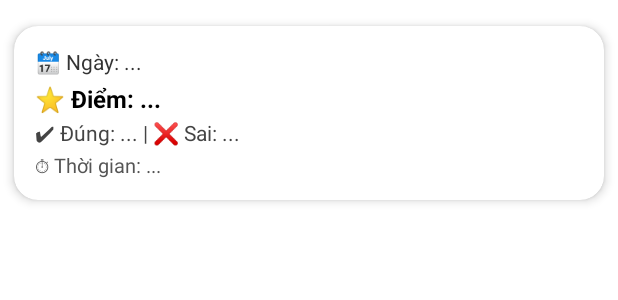
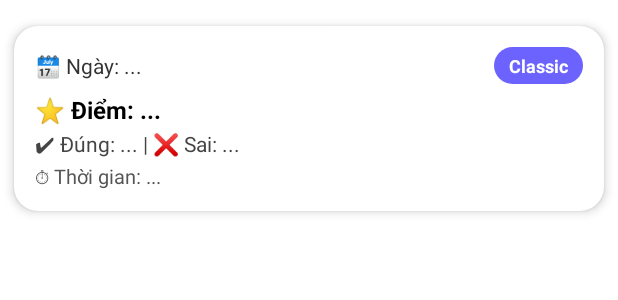
Before and after one commit to dsdsluc/QuizGame, an Android app: the layout item_match_history.xml on its own in the app's theme, with its tools: preview values and no code run, on a phone screen of 412 x 824 dp. Shown: the top 300 px of the screen. Run offline under Robolectric (Android 15) with nearby library versions, the phone set to English and light mode, and no system bars.

Commit message:
finshing match_history

```diff
--- a/app/src/main/java/com/example/quizgame/MainActivity.java
+++ b/app/src/main/java/com/example/quizgame/MainActivity.java
@@ -31,8 +31,6 @@ public class MainActivity extends AppCompatActivity {
 
     private AuthHelper authHelper;
     private String selectedMode = "Cơ bản";
-
-
 
 
     @Override
@@ -150,5 +148,4 @@ public class MainActivity extends AppCompatActivity {
             }
         });
     }
-
 }
--- a/app/src/main/java/com/example/quizgame/ResultPage.java
+++ b/app/src/main/java/com/example/quizgame/ResultPage.java
@@ -86,7 +86,6 @@ public class ResultPage extends AppCompatActivity {
 // Nút Thoát -> thoát app
         btnExit.setOnClickListener(v -> {
             finishAffinity(); // Đóng toàn bộ activity và thoát app
-            System.exit(0);   // Thoát hoàn toàn tiến trình (optional)
         });
 
         // Hiển thị leaderboard
@@ -97,6 +96,7 @@ public class ResultPage extends AppCompatActivity {
     }
 
     private void showLeaderboardNeighbors() {
+        if (FirebaseAuth.getInstance().getCurrentUser() == null) return;
         String currentUid = FirebaseAuth.getInstance().getCurrentUser().getUid();
 
         usersRef.get().addOnSuccessListener(snapshot -> {
@@ -156,7 +156,7 @@ public class ResultPage extends AppCompatActivity {
                 .spread(360) // tỏa tròn
                 .angle(Angle.TOP) // bắn từ trên xuống
                 .position(new Position.Relative(0.5, 0.3)) // vị trí giữa màn hình
-                .colors(Arrays.asList(0xfce18a, 0xff726d, 0xf4306d, 0xb48def))
+                .colors(Arrays.asList(0xFFFCE18A, 0xFFFF726D, 0xFFF4306D, 0xFFB48DEF))
                 .build();
 
         konfettiView.start(party);
--- /dev/null
+++ b/app/src/main/res/drawable/bg_mode_badge.xml
@@ -0,0 +1,5 @@
+<?xml version="1.0" encoding="utf-8"?>
+<shape xmlns:android="http://schemas.android.com/apk/res/android" android:shape="rectangle">
+    <solid android:color="#FF6C63FF"/> <!-- màu mặc định -->
+    <corners android:radius="999dp"/>
+</shape>
--- /dev/null
+++ b/app/src/main/res/drawable/bg_mode_badge_survival.xml
@@ -0,0 +1,5 @@
+<?xml version="1.0" encoding="utf-8"?>
+<shape xmlns:android="http://schemas.android.com/apk/res/android" android:shape="rectangle">
+    <solid android:color="#FF2BB673"/> <!-- xanh lá -->
+    <corners android:radius="999dp"/>
+</shape>
--- a/app/src/main/res/layout/item_match_history.xml
+++ b/app/src/main/res/layout/item_match_history.xml
@@ -16,13 +16,37 @@
         android:orientation="vertical"
         android:padding="14dp">
 
-        <TextView
-            android:id="@+id/tvDate"
-            android:layout_width="wrap_content"
+        <!-- Hàng: Ngày + Chế độ -->
+        <LinearLayout
+            android:layout_width="match_parent"
             android:layout_height="wrap_content"
-            android:text="🗓 Ngày: ..."
-            android:textColor="#333333"
-            android:textSize="14sp" />
+            android:orientation="horizontal"
+            android:gravity="center_vertical">
+
+            <TextView
+                android:id="@+id/tvDate"
+                android:layout_width="0dp"
+                android:layout_height="wrap_content"
+                android:layout_weight="1"
+                android:text="🗓 Ngày: ..."
+                android:textColor="#333333"
+                android:textSize="14sp" />
+
+            <!-- Badge hiển thị chế độ -->
+            <TextView
+                android:id="@+id/tvMode"
+                android:layout_width="wrap_content"
+                android:layout_height="wrap_content"
+                android:paddingLeft="10dp"
+                android:paddingRight="10dp"
+                android:paddingTop="4dp"
+                android:paddingBottom="4dp"
+                android:text="Classic"
+                android:textStyle="bold"
+                android:textSize="12sp"
+                android:textColor="#FFFFFF"
+                android:background="@drawable/bg_mode_badge"/>
+        </LinearLayout>
 
         <TextView
             android:id="@+id/tvScore"
@@ -32,7 +56,7 @@
             android:textColor="#000000"
             android:textStyle="bold"
             android:textSize="16sp"
-            android:layout_marginTop="4dp"/>
+            android:layout_marginTop="6dp"/>
 
         <TextView
             android:id="@+id/tvQuestions"
```
Also changed, not shown: app/src/main/java/com/example/quizgame/MatchHistoryActivity.java (+32 -7 lines), app/src/main/java/com/example/quizgame/MatchHistoryAdapter.java (+21 -13 lines), app/src/main/java/com/example/quizgame/Quiz_Page.java (+51 -29 lines), app/src/main/java/com/example/quizgame/User.java (+74 -18 lines), app/src/main/res/drawable/ic_arrow_back_24.xml (added, +11 -0 lines), app/src/main/res/layout/activity_match_history.xml (+12 -15 lines).
